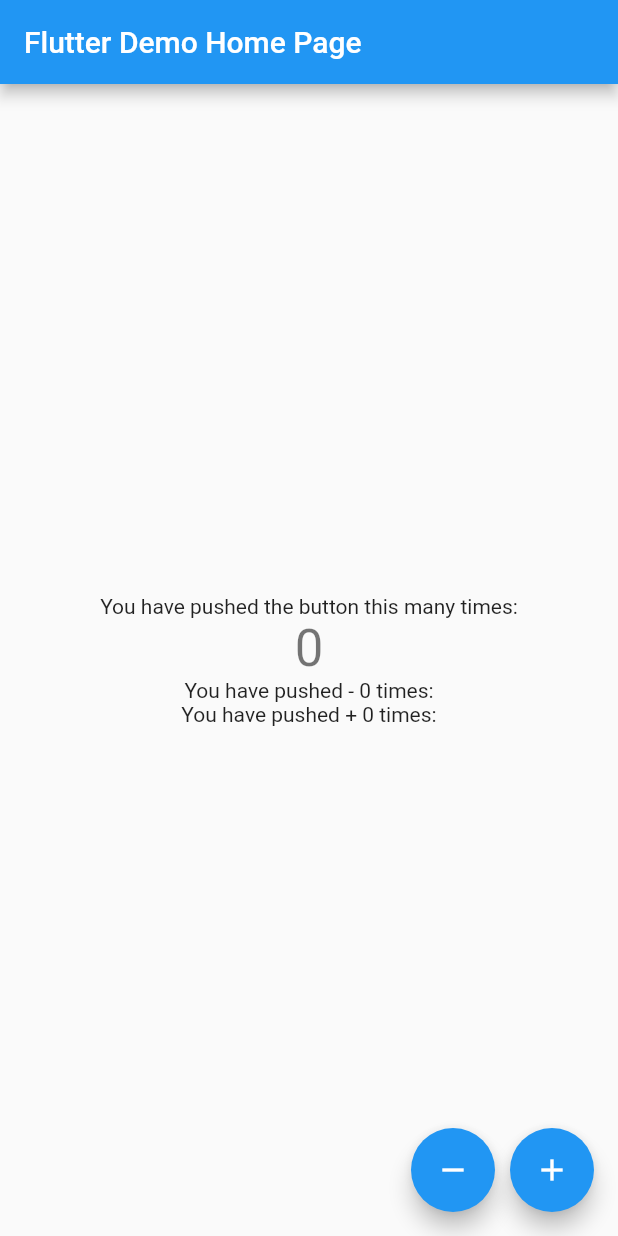
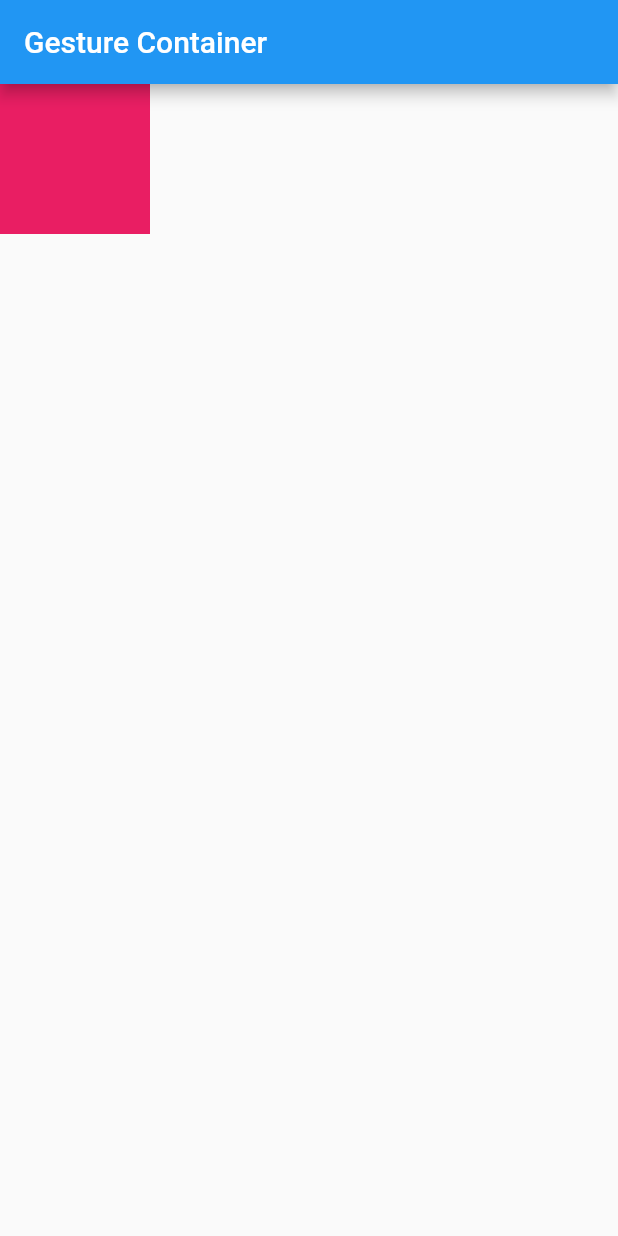
Before and after one commit to PolinaYudina1990/flutter-course-new, a Flutter app: the screen it shows after launch, on a phone screen of 412 x 824 dp. Run offline on Flutter 3.47's test engine with Material 2 defaults, Android fonts, the phone set to English and light mode, and no system bars.

Commit message:
'Задание — GestureMaster'

```diff
--- a/flutter_app_course/lib/main.dart
+++ b/flutter_app_course/lib/main.dart
@@ -1,5 +1,6 @@
 import 'package:flutter/material.dart';
 import 'package:flutter_app_course/task-8/task_8.dart';
+import 'package:flutter_app_course/task-9/task_9.dart';
 
 void main() {
   runApp(const MyApp());
@@ -11,11 +12,12 @@
   @override
   Widget build(BuildContext context) {
     return MaterialApp(
-      title: 'Flutter Demo',
-      theme: ThemeData(
-        primarySwatch: Colors.blue,
-      ),
-      home: const NewIncrement(title: 'Flutter Demo Home Page'),
-    );
+        title: 'Flutter Demo',
+        theme: ThemeData(
+          primarySwatch: Colors.blue,
+        ),
+        home: const GestureContainer(title: 'Gesture Container')
+        //const NewIncrement(title: 'Flutter Demo Home Page'),
+        );
   }
 }
--- /dev/null
+++ b/flutter_app_course/lib/task-9/task_9.dart
@@ -0,0 +1,96 @@
+import 'package:flutter/material.dart';
+
+class GestureContainer extends StatefulWidget {
+  const GestureContainer({Key? key, required this.title}) : super(key: key);
+
+  final String title;
+
+  @override
+  State<GestureContainer> createState() => _GestureContainerState();
+}
+
+class _GestureContainerState extends State<GestureContainer>
+    with TickerProviderStateMixin {
+  Offset _offset = Offset.zero;
+  int index = 0;
+  List<Color> mycolors = [
+    Colors.pink,
+    Colors.red,
+    Colors.green,
+    Colors.blue,
+  ];
+  // AnimationController _controller;
+  late final _controller = AnimationController(
+    vsync: this,
+    duration: Duration(milliseconds: 300),
+    upperBound: 0.5,
+  );
+  @override
+  void initState() {
+    super.initState();
+  }
+
+  @override
+  void dispose() {
+    super.dispose();
+    _controller.dispose();
+  }
+
+  @override
+  Widget build(BuildContext context) {
+    return Scaffold(
+      appBar: AppBar(
+        title: Text(widget.title),
+      ),
+      body: Stack(
+        children: [
+          Positioned(
+            left: _offset.dx,
+            top: _offset.dy,
+            child: GestureDetector(
+              child: RotationTransition(
+                turns: Tween(begin: 0.0, end: 0.5).animate(_controller),
+                child: Draggable(
+                  feedback: Container(
+                    width: 100,
+                    height: 100,
+                    color: Colors.blue.withOpacity(0.5),
+                  ),
+                  onDragStarted: () {
+                    setState(() {});
+                  },
+                  onDragEnd: (details) {
+                    setState(() {});
+                  },
+                  onDragUpdate: (details) {
+                    setState(() {
+                      _offset = Offset(
+                        _offset.dx + details.delta.dx,
+                        _offset.dy + details.delta.dy,
+                      );
+                    });
+                  },
+                  child: Container(
+                    height: 100,
+                    width: 100,
+                    color: mycolors[index],
+                  ),
+                ),
+              ),
+              onTap: () {
+                index++;
+                if (index >= mycolors.length) index = 0;
+                setState(() {});
+              },
+              onLongPress: () {
+                setState(() {
+                  _controller.reverse(from: 0.5);
+                });
+              },
+            ),
+          ),
+        ],
+      ),
+    );
+  }
+}
```
